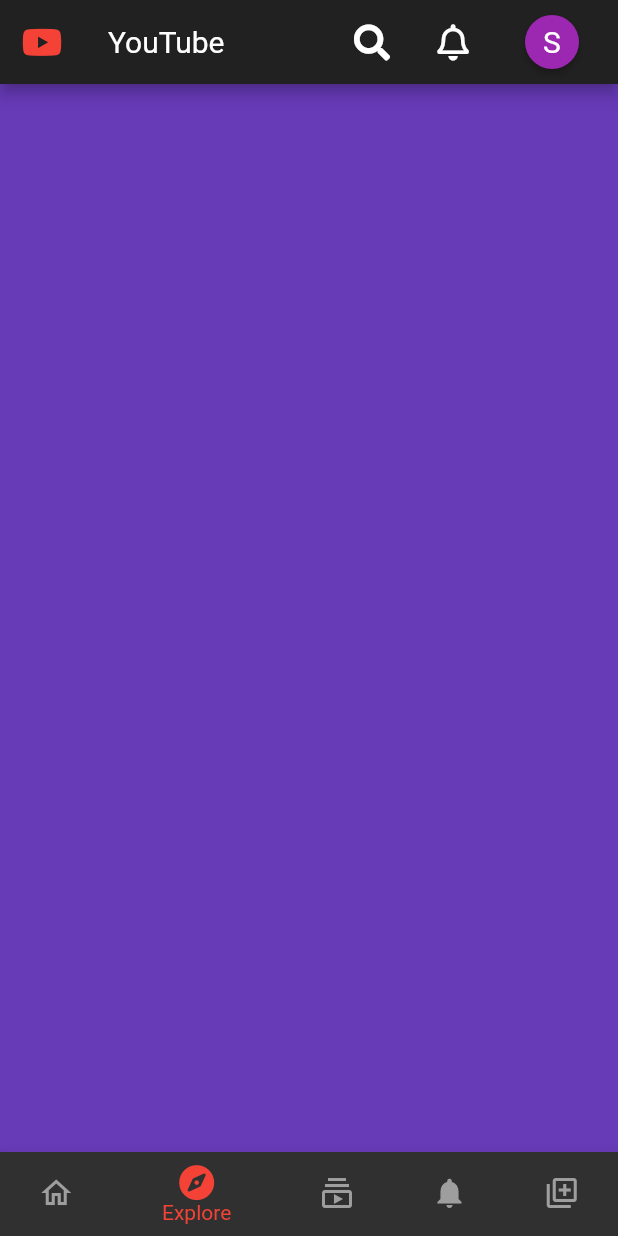
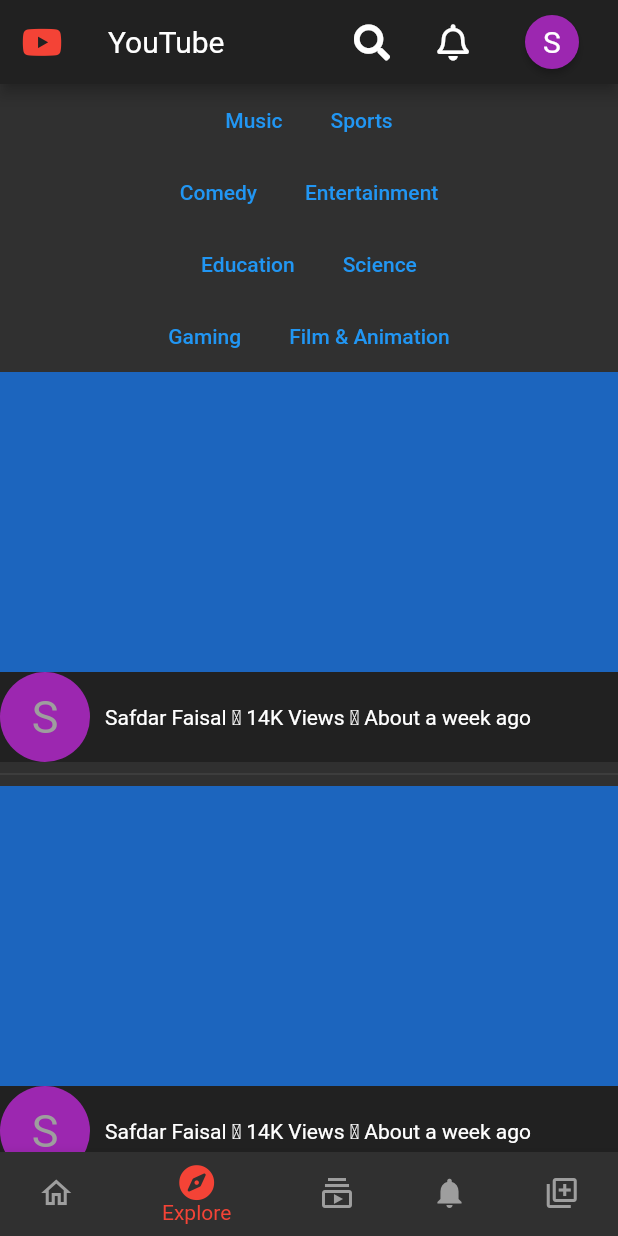
Before and after one commit to safdarfaisal/youclone, a Flutter app: the ExplorePage screen opened by its route, on a phone screen of 412 x 824 dp. Run offline on Flutter 3.47's test engine with Material 2 defaults, Android fonts, the phone set to English and light mode, and no system bars; our stand-ins replace font_awesome_flutter.

Commit message:
home page and explore page lazy loading

```diff
--- /dev/null
+++ b/lib/Components/Categories.dart
@@ -0,0 +1,23 @@
+import 'package:flutter/material.dart';
+
+class YoutubeCategories extends StatelessWidget {
+  final String categoryName;
+
+  YoutubeCategories({this.categoryName});
+
+  @override
+  Widget build(BuildContext context) {
+    return TextButton(
+      onPressed: (){},
+      child: Padding(
+        padding: const EdgeInsets.all(8.0),
+        child: Container(
+          decoration: BoxDecoration(
+              borderRadius: BorderRadius.all(Radius.circular(10))
+          ),
+          child: Text(categoryName,textAlign: TextAlign.center,),
+        ),
+      ),
+    );
+  }
+}
--- /dev/null
+++ b/lib/Components/youtube_finite_list.dart
@@ -0,0 +1,35 @@
+import 'package:flutter/material.dart';
+import 'youtube_video.dart';
+import 'dart:math';
+
+
+class InfiniteList extends StatelessWidget {
+  @override
+  Widget build(BuildContext context) {
+    return SizedBox(
+      height: 10000,
+      child: ListView.builder(
+          itemBuilder: (context, index) {
+        return Column(
+          children: [
+            YoutubeVideo(
+              color: randomColor(),
+            ),
+            Divider(),
+          ],
+        );
+      }),
+    );
+  }
+
+  Color randomColor() {
+    Random random = Random();
+    Color color = Color.fromARGB(
+      255,
+      random.nextInt(256),
+      random.nextInt(256),
+      random.nextInt(256),
+    );
+    return color;
+  }
+}
--- a/lib/Components/youtube_video.dart
+++ b/lib/Components/youtube_video.dart
@@ -0,0 +1,41 @@
+import 'package:flutter/material.dart';
+
+class YoutubeVideo extends StatelessWidget {
+  final Color color;
+
+  YoutubeVideo({this.color});
+
+  @override
+  Widget build(BuildContext context) {
+    return Container(
+      decoration: BoxDecoration(
+        color: Colors.grey[900],
+      ),
+      child: Column(
+        children: <Widget>[
+          Container(
+            color: color,
+            height: 200,
+            width: double.infinity,
+          ),
+          Row(
+            children: [
+              CircleAvatar(
+                radius: 30,
+                backgroundColor: Colors.purple,
+                child: Text(
+                  'S',
+                  style: TextStyle(
+                    fontSize: 30,
+                  ),
+                ),
+              ),
+              SizedBox(width: 10,),
+              Text('Safdar Faisal ˕ 14K Views ˕ About a week ago')
+            ],
+          )
+        ],
+      ),
+    );
+  }
+}
--- a/lib/Screens/explore_page.dart
+++ b/lib/Screens/explore_page.dart
@@ -1,10 +1,15 @@
+import 'package:flutter/foundation.dart';
 import 'package:flutter/material.dart';
 import 'package:youclone/Components/Bottom_Navigation_Bar.dart';
+import 'package:youclone/Components/Categories.dart';
 import 'package:youclone/Components/topAppBar.dart';
+import 'package:youclone/Components/youtube_finite_list.dart';
 
 class ExplorePage extends StatefulWidget {
   final int index;
+
   ExplorePage({this.index});
+
   @override
   _ExplorePageState createState() => _ExplorePageState();
 }
@@ -14,8 +19,38 @@ class _ExplorePageState extends State<ExplorePage> {
   Widget build(BuildContext context) {
     return Scaffold(
       appBar: TopAppBar(),
-      body: Container(
-        color: Colors.deepPurple,
+      body: ListView(
+        children: [
+          Row(
+            mainAxisAlignment: MainAxisAlignment.center,
+            children: [
+              YoutubeCategories(categoryName: 'Music'),
+              YoutubeCategories(categoryName: 'Sports'),
+            ],
+          ),
+          Row(
+            mainAxisAlignment: MainAxisAlignment.center,
+            children: [
+              YoutubeCategories(categoryName: 'Comedy'),
+              YoutubeCategories(categoryName: 'Entertainment'),
+            ],
+          ),
+          Row(
+            mainAxisAlignment: MainAxisAlignment.center,
+            children: [
+              YoutubeCategories(categoryName: 'Education'),
+              YoutubeCategories(categoryName: 'Science'),
+            ],
+          ),
+          Row(
+            mainAxisAlignment: MainAxisAlignment.center,
+            children: [
+              YoutubeCategories(categoryName: 'Gaming'),
+              YoutubeCategories(categoryName: 'Film & Animation'),
+            ],
+          ),
+          InfiniteList(),
+        ],
       ),
       bottomNavigationBar: BottomNavigateBar(index: widget.index),
     );
--- a/lib/Screens/home_page.dart
+++ b/lib/Screens/home_page.dart
@@ -1,14 +1,20 @@
+import 'dart:math';
+
 import 'package:flutter/material.dart';
 import 'package:youclone/Components/Bottom_Navigation_Bar.dart';
 import 'package:youclone/Components/topAppBar.dart';
+import 'package:youclone/Components/youtube_finite_list.dart';
 import 'package:youclone/Screens/explore_page.dart';
 import 'package:youclone/Screens/library.dart';
 import 'package:youclone/Screens/notifications.dart';
 import 'package:youclone/Screens/subscriptions.dart';
+import 'package:youclone/Components/youtube_video.dart';
 
 class HomePage extends StatefulWidget {
   final int index;
+
   HomePage({this.index});
+
   @override
   _HomePageState createState() => _HomePageState();
 }
@@ -18,10 +24,10 @@ class _HomePageState extends State<HomePage> {
   Widget build(BuildContext context) {
     return Scaffold(
       appBar: TopAppBar(),
-      body: ListView(
-
-      ),
+      body: InfiniteList(),
       bottomNavigationBar: BottomNavigateBar(index: widget.index),
     );
   }
+
+
 }
--- a/pubspec.yaml
+++ b/pubspec.yaml
@@ -14,6 +14,7 @@ dependencies:
 
   cupertino_icons: ^1.0.2
   font_awesome_flutter: ^9.0.0
+  infinite_listview: ^1.1.0
 
 dev_dependencies:
   flutter_test:
```
Also changed, not shown: pubspec.lock.
